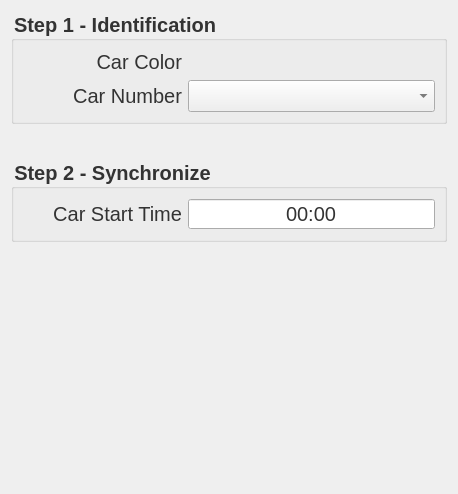
Before: the Qt Designer form widgets/GPSForm.ui in bluemellophone/gzc-client, drawn with Qt 5.
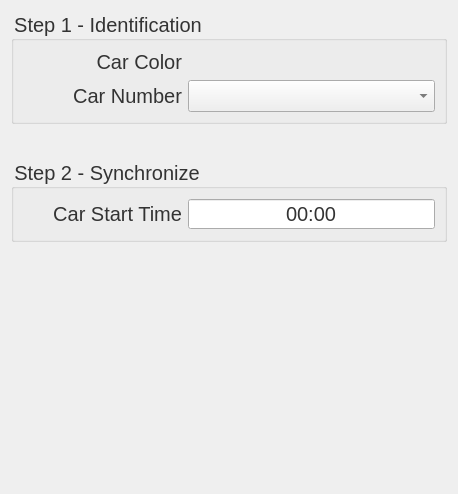
After: the same form once the commit is applied.

Patch:
```diff
--- a/widgets/GPSForm.ui
+++ b/widgets/GPSForm.ui
@@ -29,8 +29,6 @@
        <property name="font">
         <font>
          <pointsize>-1</pointsize>
-         <weight>75</weight>
-         <bold>true</bold>
         </font>
        </property>
        <property name="styleSheet">
@@ -115,8 +113,6 @@
        <property name="font">
         <font>
          <pointsize>-1</pointsize>
-         <weight>75</weight>
-         <bold>true</bold>
         </font>
        </property>
        <property name="styleSheet">
```
Left out of the diff: 20 changed lines with no effect on the pictures.
